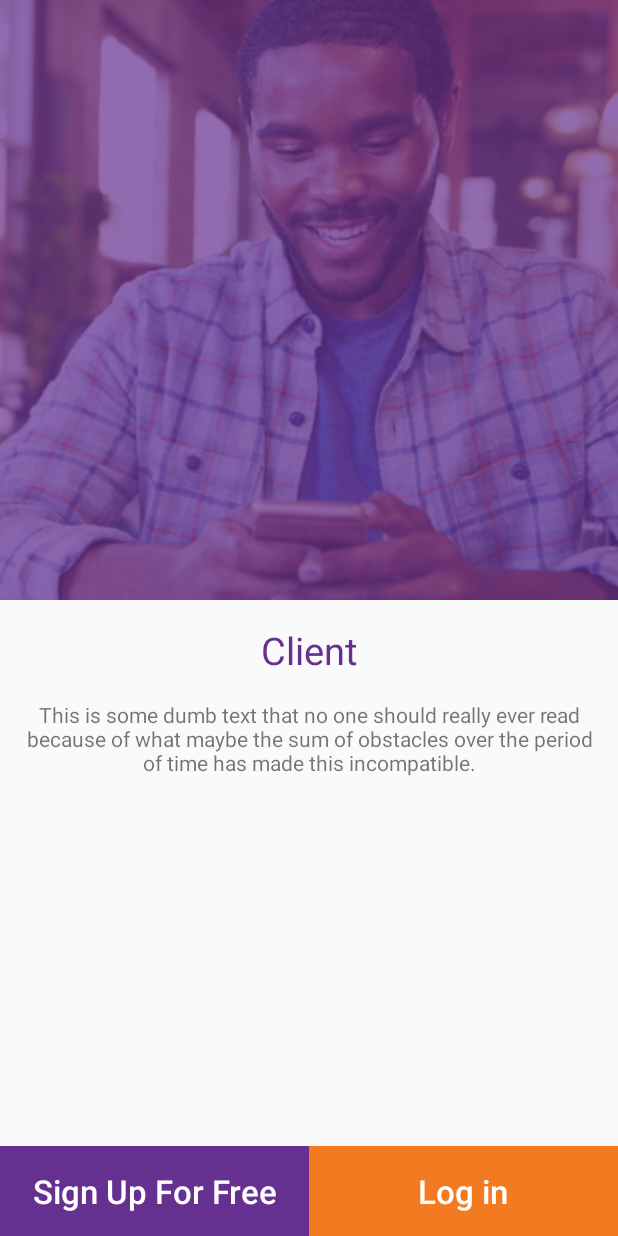
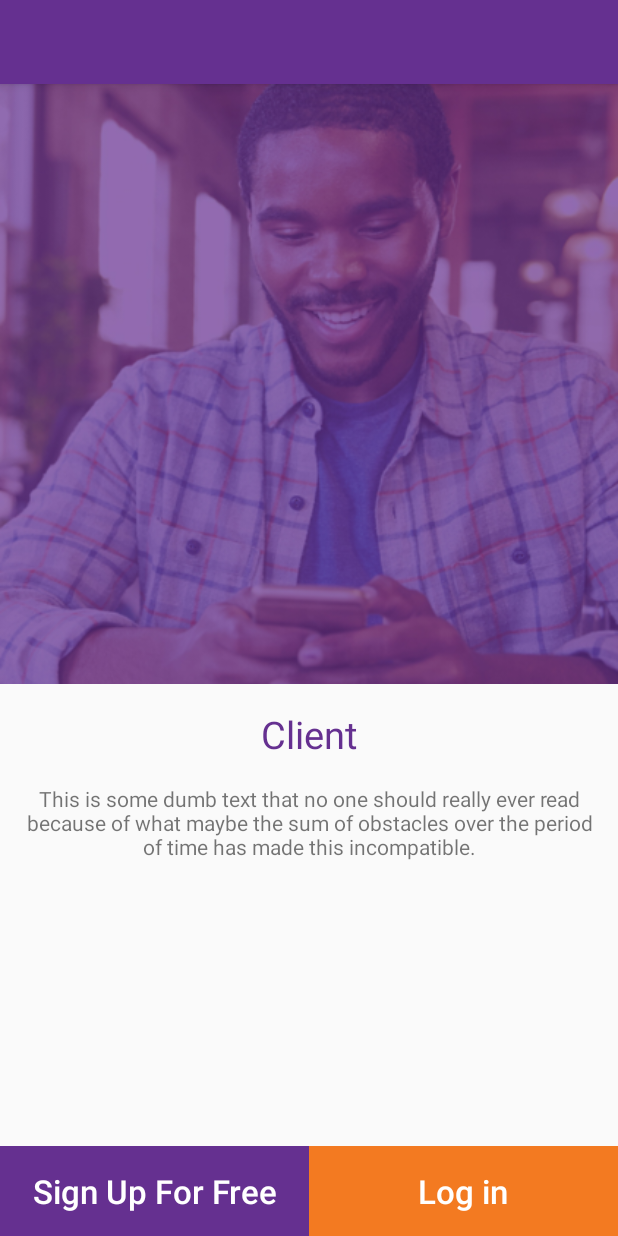
Before and after one commit to DaveScof/Training-stuff, an Android app: the screen it shows after launch (HomePagerActivity), on a phone screen of 412 x 824 dp. Run offline under Robolectric (Android 15) with nearby library versions, the phone set to English and light mode, and no system bars.

Commit message:
Edit Styles

```diff
--- a/app/src/main/java/com/gebeya/gebeyaenterprise/fragment/ClientPagerFragment.java
+++ b/app/src/main/java/com/gebeya/gebeyaenterprise/fragment/ClientPagerFragment.java
@@ -14,6 +14,12 @@ import com.gebeya.gebeyaenterprise.base.BaseScreen;
  */
 
 public class ClientPagerFragment extends BaseScreen {
+    @Override
+    public void onCreate(@Nullable Bundle savedInstanceState) {
+        super.onCreate(savedInstanceState);
+        setHasOptionsMenu(true);
+    }
+
     @Nullable
     @Override
     public View onCreateView(LayoutInflater inflater, @Nullable ViewGroup container, @Nullable Bundle savedInstanceState) {
--- a/app/src/main/java/com/gebeya/gebeyaenterprise/fragment/TalentPagerFragment.java
+++ b/app/src/main/java/com/gebeya/gebeyaenterprise/fragment/TalentPagerFragment.java
@@ -14,6 +14,12 @@ import com.gebeya.gebeyaenterprise.base.BaseScreen;
  */
 
 public class TalentPagerFragment extends BaseScreen {
+    @Override
+    public void onCreate(@Nullable Bundle savedInstanceState) {
+        super.onCreate(savedInstanceState);
+        setHasOptionsMenu(true);
+    }
+
     @Nullable
     @Override
     public View onCreateView(LayoutInflater inflater, @Nullable ViewGroup container, @Nullable Bundle savedInstanceState) {
--- a/app/src/main/res/layout/signup_view_pager.xml
+++ b/app/src/main/res/layout/signup_view_pager.xml
@@ -13,7 +13,7 @@
     <android.support.v4.view.ViewPager
         android:id="@+id/singleViewPager"
         android:layout_width="match_parent"
-        android:layout_height="300dp"/>
+        android:layout_height="340dp"/>
 
     <include layout="@layout/already_member"/>
 
--- a/app/src/main/res/values/strings.xml
+++ b/app/src/main/res/values/strings.xml
@@ -1,5 +1,5 @@
 <resources>
-    <string name="app_name">Gebeya Enterprise</string>
+    <string name="app_name"></string>
     <string name="action_settings">Settings</string>
     <string name="gebeya_all_rights_reserved">&#169; Gebeya. All Rights Reserved.</string>
     <string name="email_address">Email Address</string>
--- a/app/src/main/res/values/styles.xml
+++ b/app/src/main/res/values/styles.xml
@@ -20,7 +20,7 @@
 
     <style name="AppTheme.PopupOverlay" parent="ThemeOverlay.AppCompat.Light" />
 
-    <style name="AppTheme.FullScreen" parent="Theme.AppCompat.Light">
+    <style name="AppTheme.FullScreen" parent="Theme.AppCompat.Light.DarkActionBar">
         <item name="colorPrimary">@color/colorPrimary</item>
         <item name="colorPrimaryDark">@color/colorPrimaryDark</item>
         <item name="colorAccent">@color/colorAccent</item>
@@ -31,12 +31,20 @@
     </style>
 
     <style name="AppTheme.NoTitle" parent="Theme.AppCompat.Light.NoActionBar">
-        <item name="android:windowNoTitle">true</item>
+        <item name="android:windowFullscreen">true</item>
+        <item name="windowNoTitle">true</item>
         <item name="colorPrimary">@color/colorPrimary</item>
         <item name="colorPrimaryDark">@color/colorPrimaryDark</item>
         <item name="colorAccent">@color/colorAccent</item>
     </style>
 
+    <style name="AppTheme.ToolBar" parent="Theme.AppCompat.Light.DarkActionBar">
+        <item name="colorPrimary">@color/colorPrimary</item>
+        <item name="colorPrimaryDark">@color/gebeyaPrimary</item>
+        <item name="colorAccent">@color/colorAccent</item>
+        <item name="windowNoTitle">false</item>
+        <item name="android:windowFullscreen">true</item>
+    </style>
     <style name="button">
         <item name="android:layout_width">match_parent</item>
         <item name="android:layout_height">wrap_content</item>
```
Also changed, not shown: app/src/main/AndroidManifest.xml (+20 -5 lines).
